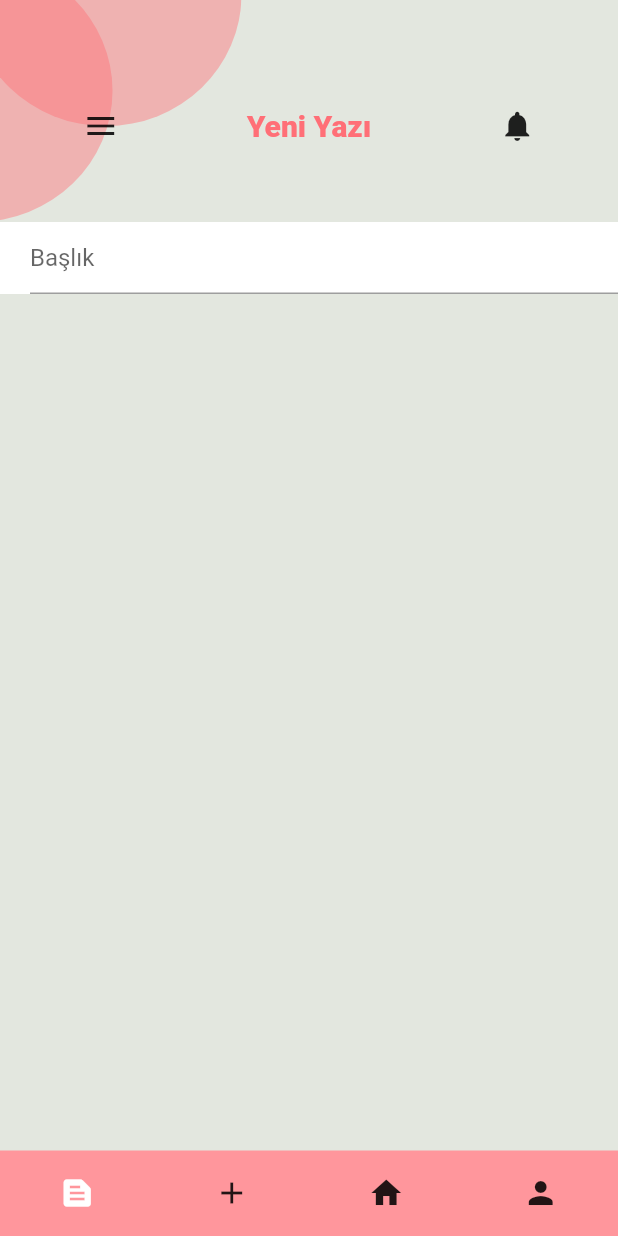
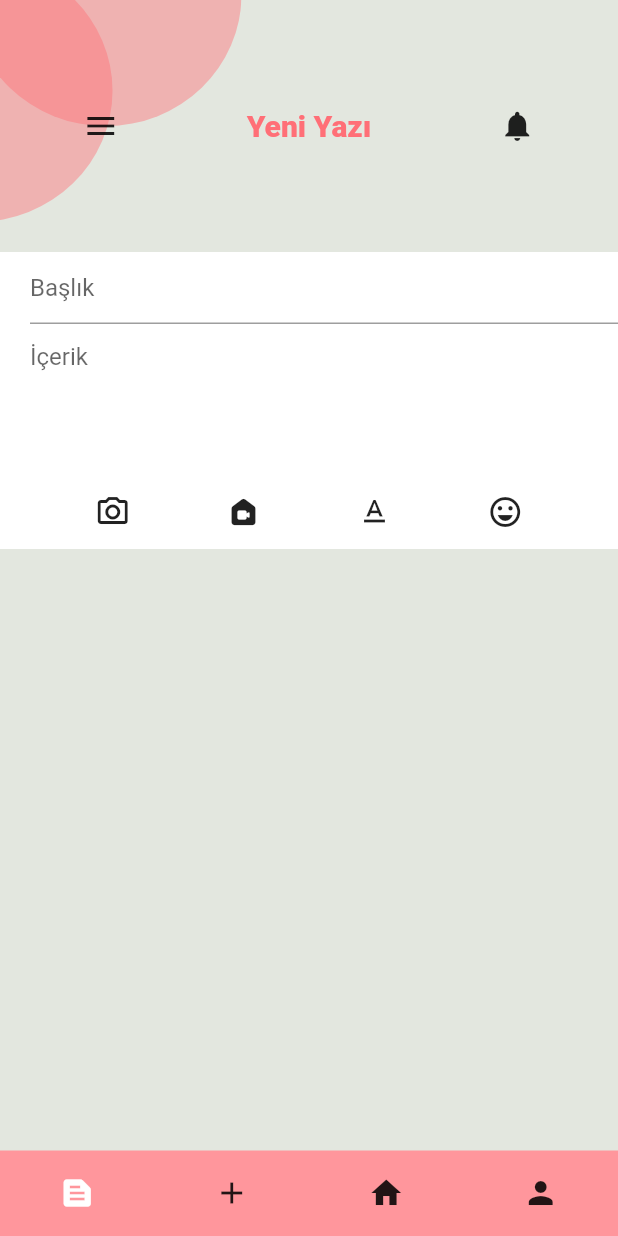
Before and after one commit to Emirhanerbil/depremizleri, a Flutter app: the screen it shows after launch, on a phone screen of 412 x 824 dp. Run offline on Flutter 3.47's test engine with Material 2 defaults, Android fonts, the light colour scheme and no system bars; our stand-ins replace flutter_svg; Roboto replaces fonts that are missing (Poppins).

Commit message:
newPostPage-finished

```diff
--- a/lib/newPostPage.dart
+++ b/lib/newPostPage.dart
@@ -34,7 +34,7 @@ class _newPostPageState extends State<newPostPage> {
                 children: [
                   SvgPicture.asset("assets/images/shapeLeftTop.svg"),
                   Container(
-                    margin: EdgeInsets.only(top: 60),
+                    margin: EdgeInsets.only(top: 60, bottom: 60),
                     child: Row(
                       mainAxisAlignment: MainAxisAlignment.spaceEvenly,
                       children: [
@@ -56,6 +56,31 @@ class _newPostPageState extends State<newPostPage> {
                 color: Colors.white,
                 child:
                     TextField(decoration: InputDecoration(hintText: "Başlık")),
+              ),
+              Container(
+                height: 100,
+                padding: EdgeInsets.only(left: 20),
+                color: Colors.white,
+                child: TextField(
+                  expands: true,
+                  maxLines: null,
+                  minLines: null,
+                  decoration: InputDecoration(
+                      hintText: "İçerik", border: InputBorder.none),
+                ),
+              ),
+              Container(
+                height: 50,
+                color: Colors.white,
+                child: Row(
+                  mainAxisAlignment: MainAxisAlignment.spaceEvenly,
+                  children: [
+                    Icon(Icons.camera_alt_outlined),
+                    Icon(Icons.camera_indoor_rounded),
+                    Icon(Icons.text_format_sharp),
+                    Icon(Icons.emoji_emotions_outlined)
+                  ],
+                ),
               )
             ],
           ),
```
